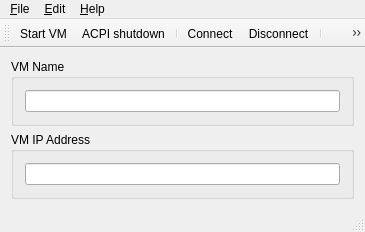
Above: mainwindow.ui from mithat/androidvmgr before the change. Below: the same form after it.
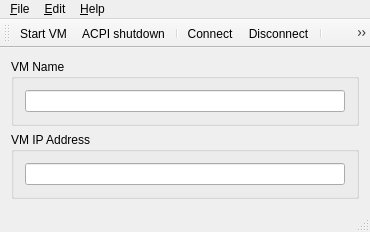
That is the form after the change. Icons and pictures are not drawn.

Patch:
```diff
--- a/mainwindow.ui
+++ b/mainwindow.ui
@@ -6,8 +6,8 @@
    <rect>
     <x>0</x>
     <y>0</y>
-    <width>365</width>
-    <height>232</height>
+    <width>370</width>
+    <height>230</height>
    </rect>
   </property>
   <property name="windowTitle">
@@ -58,7 +58,7 @@
     <rect>
      <x>0</x>
      <y>0</y>
-     <width>365</width>
+     <width>370</width>
      <height>19</height>
     </rect>
    </property>
```
